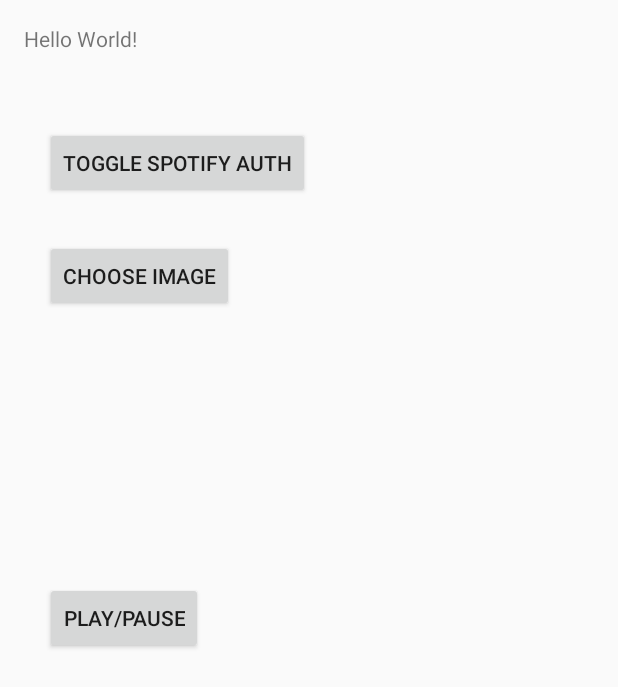
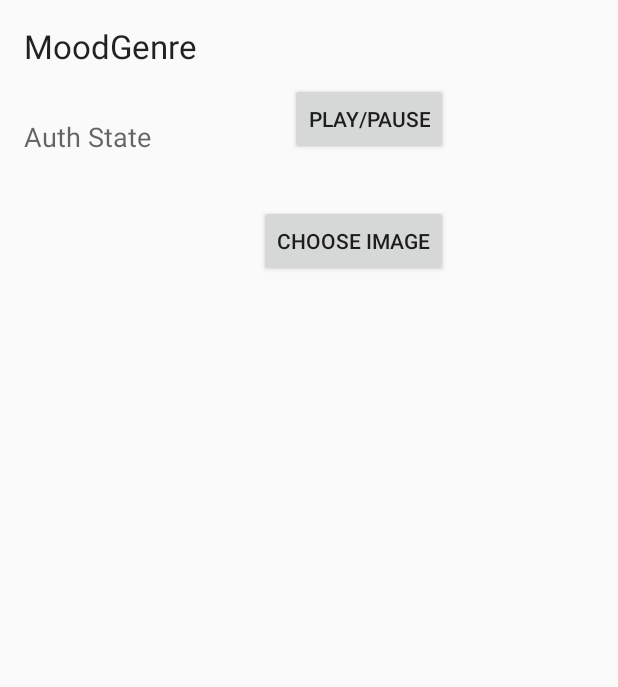
Before and after one commit to charlieCollins/MoodGenre, an Android app: the screen it shows after launch (MainActivity), on a phone screen of 412 x 824 dp. Shown: the top 687 px of the screen. Run offline under Robolectric (Android 15) with nearby library versions, the light colour scheme and no system bars; libraries missing offline, so code that uses them is left out: com.amazonaws.auth, com.amazonaws.mobileconnectors, com.amazonaws.regions, com.spotify.sdk, pl.aprilapps.easyphotopicker and 5 more; 17 statements that could not run were skipped.

Commit message:
Add recylverview for track list, not yet working, EOD wrap

```diff
--- a/app/src/main/java/moodgenre/spotify/com/moodgenre/MainActivity.java
+++ b/app/src/main/java/moodgenre/spotify/com/moodgenre/MainActivity.java
@@ -6,6 +6,8 @@ import android.content.Intent;
 import android.content.pm.PackageManager;
 import android.os.Bundle;
 import android.support.v4.content.ContextCompat;
+import android.support.v7.widget.LinearLayoutManager;
+import android.support.v7.widget.RecyclerView;
 import android.util.Log;
 import android.view.View;
 import android.widget.Button;
@@ -53,10 +55,14 @@ public class MainActivity extends Activity  {
 
     private static final int SPOTIFY_AUTH_REQUEST_CODE = 1738;
 
-    private Button toggleAuthButton;
     private Button chooseImageButton;
     private Button playPauseButton;
     private TextView label1;
+    private TextView authStateLabel;
+
+    private RecyclerView trackList;
+    private RecyclerView.Adapter trackListAdapter;
+    private RecyclerView.LayoutManager trackListLayoutManager;
 
     private Player spotifyPlayer;
     private ConnectionStateCallback spotifyConnectionStateCallback;
@@ -74,24 +80,14 @@ public class MainActivity extends Activity  {
 
         Log.d(Constants.TAG, "onCreate");
 
-        toggleAuthButton = (Button) findViewById(R.id.button_toggle_spotify_auth);
         chooseImageButton = (Button) findViewById(R.id.button_choose_image);
         playPauseButton = (Button) findViewById(R.id.button_play_pause);
-        label1 = (TextView) findViewById(R.id.textView1);
-
-        toggleAuthButton.setOnClickListener(new View.OnClickListener() {
-            @Override
-            public void onClick(View v) {
-                Toast.makeText(MainActivity.this, "click", Toast.LENGTH_SHORT).show();
-            }
-        });
+        label1 = (TextView) findViewById(R.id.label);
+        authStateLabel = (TextView) findViewById(R.id.label_auth_state);
 
         chooseImageButton.setOnClickListener(new View.OnClickListener() {
             @Override
             public void onClick(View v) {
-                ///Intent intent = new Intent(Intent.ACTION_PICK,
-                ///        android.provider.MediaStore.Images.Media.EXTERNAL_CONTENT_URI);
-                ///startActivityForResult(intent, IMAGE_PICKER_REQUEST_CODE);
                 EasyImage.openGallery(MainActivity.this, EasyImageConfig.REQ_PICK_PICTURE_FROM_GALLERY);
             }
         });
@@ -100,9 +96,7 @@ public class MainActivity extends Activity  {
         playPauseButton.setOnClickListener(new View.OnClickListener() {
             @Override
             public void onClick(View v) {
-
                 // toggle spot pause/play
-
                 if (spotifyPlayer == null) {
                     Toast.makeText(MainActivity.this, "Spotify player not ready", Toast.LENGTH_SHORT).show();
                 } else {
@@ -138,6 +132,18 @@ public class MainActivity extends Activity  {
                 handleSpotifyError(error);
             }
         };
+
+        // recycler view
+        trackList = (RecyclerView) findViewById(R.id.track_list);
+        trackList.setHasFixedSize(true);
+
+        // use a linear layout manager
+        trackListLayoutManager = new LinearLayoutManager(this);
+        trackList.setLayoutManager(trackListLayoutManager);
+
+        // specify an adapter (see also next example)
+        //trackListAdapter = new MyAdapter(myDataset);
+        trackList.setAdapter(trackListAdapter);
 
         // spotify player callback
         spotifyConnectionStateCallback = new ConnectionStateCallback() {
@@ -250,13 +256,15 @@ public class MainActivity extends Activity  {
             Log.d(Constants.TAG, "SPOTIFY_AUTH_REQUEST_CODE match, process response");
 
             AuthenticationResponse response = AuthenticationClient.getResponse(resultCode, intent);
-            Log.d(Constants.TAG, "response: " + response.toString());
+            Log.d(Constants.TAG, "response type: " + response.getType().toString());
+
+            authStateLabel.setText(response.getType().toString());
 
             if (response.getType() == AuthenticationResponse.Type.TOKEN) {
                 spotifyAccessToken = response.getAccessToken();
                 initSpotifyPlayer(spotifyAccessToken);
 
-                getSpotifyRecomendations();
+                getSpotifyRecommendations();
 
             }
         }
@@ -330,13 +338,11 @@ public class MainActivity extends Activity  {
     // SPOT
     //
 
-    private void getSpotifyRecomendations() {
+    private void getSpotifyRecommendations() {
         Observable<TrackContainer> observable = spotifyService.getReccomendations("Bearer " + spotifyAccessToken, "alternative");
         Subscription subscription = observable.subscribeOn(Schedulers.io())
                 .observeOn(AndroidSchedulers.mainThread())
                 .subscribe(spotifyServiceSubscriber);
-
-
     }
 
     private void initSpotifyAuth() {
--- a/app/src/main/res/layout/activity_main.xml
+++ b/app/src/main/res/layout/activity_main.xml
@@ -13,39 +13,50 @@
     <TextView
         android:layout_width="wrap_content"
         android:layout_height="wrap_content"
-        android:text="Hello World!"
-        android:id="@+id/textView1" />
+        android:text="MoodGenre"
+        android:id="@+id/label"
+        android:textAppearance="@android:style/TextAppearance.Material.Large" />
 
-    <Button
-        android:text="Toggle Spotify Auth"
+    <TextView
         android:layout_width="wrap_content"
         android:layout_height="wrap_content"
-        android:layout_below="@+id/textView1"
+        android:text="Auth State"
+        android:id="@+id/label_auth_state"
+        android:layout_below="@+id/label"
         android:layout_alignParentLeft="true"
         android:layout_alignParentStart="true"
-        android:layout_marginLeft="14dp"
-        android:layout_marginStart="14dp"
-        android:layout_marginTop="49dp"
-        android:id="@+id/button_toggle_spotify_auth" />
+        android:layout_marginTop="33dp"
+        android:textAppearance="@android:style/TextAppearance.Material.Medium" />
 
-    <Button
-        android:text="Choose Image"
-        android:layout_width="wrap_content"
-        android:layout_height="wrap_content"
-        android:layout_below="@+id/button_toggle_spotify_auth"
-        android:layout_alignLeft="@+id/button_toggle_spotify_auth"
-        android:layout_alignStart="@+id/button_toggle_spotify_auth"
-        android:layout_marginTop="27dp"
-        android:id="@+id/button_choose_image" />
+    <android.support.v7.widget.RecyclerView
+        android:id="@+id/track_list"
+        android:layout_width="match_parent"
+        android:layout_height="match_parent"
+        android:layout_centerHorizontal="true"
+        android:layout_alignParentBottom="true"
+        android:layout_marginTop="29dp"
+        android:layout_below="@+id/button_choose_image"/>
 
     <Button
         android:text="Play/Pause"
         android:layout_width="wrap_content"
         android:layout_height="wrap_content"
         android:id="@+id/button_play_pause"
-        android:layout_centerVertical="true"
-        android:layout_alignLeft="@+id/button_choose_image"
-        android:layout_alignStart="@+id/button_choose_image" />
+        android:layout_marginLeft="62dp"
+        android:layout_marginStart="62dp"
+        android:layout_alignBottom="@+id/label_auth_state"
+        android:layout_toRightOf="@+id/label"
+        android:layout_toEndOf="@+id/label" />
+
+    <Button
+        android:text="Choose Image"
+        android:layout_width="wrap_content"
+        android:layout_height="wrap_content"
+        android:id="@+id/button_choose_image"
+        android:layout_below="@+id/button_play_pause"
+        android:layout_alignRight="@+id/button_play_pause"
+        android:layout_alignEnd="@+id/button_play_pause"
+        android:layout_marginTop="33dp" />
 
 
 </RelativeLayout>
```
Also changed, not shown: app/src/main/java/moodgenre/spotify/com/moodgenre/TrackListAdapter.java (added, +61 -0 lines).
